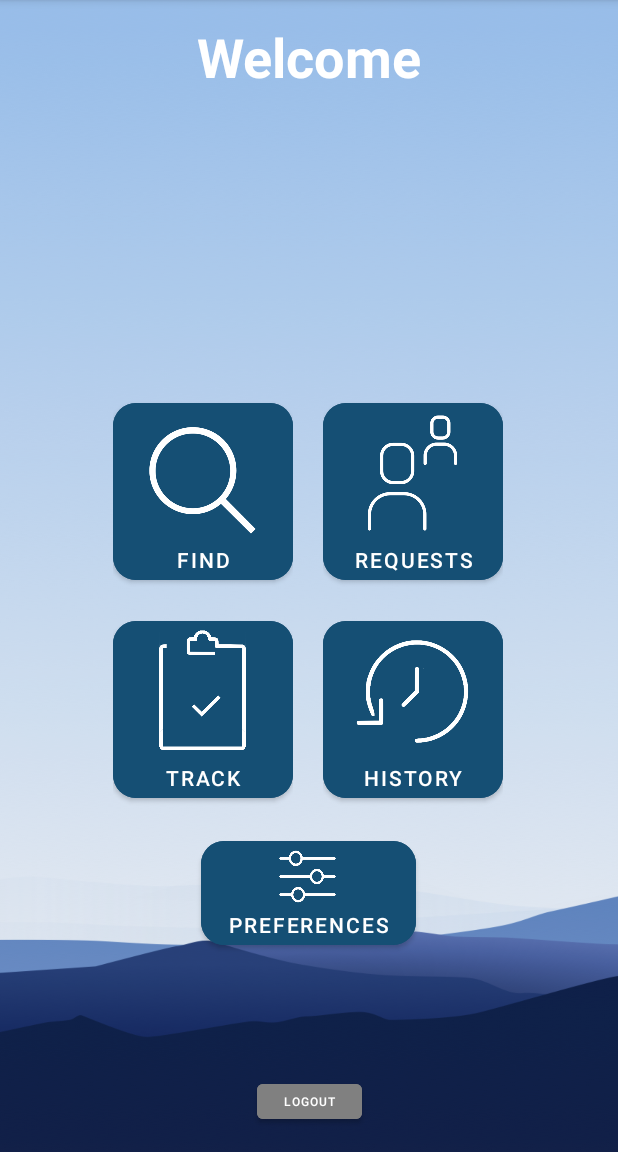
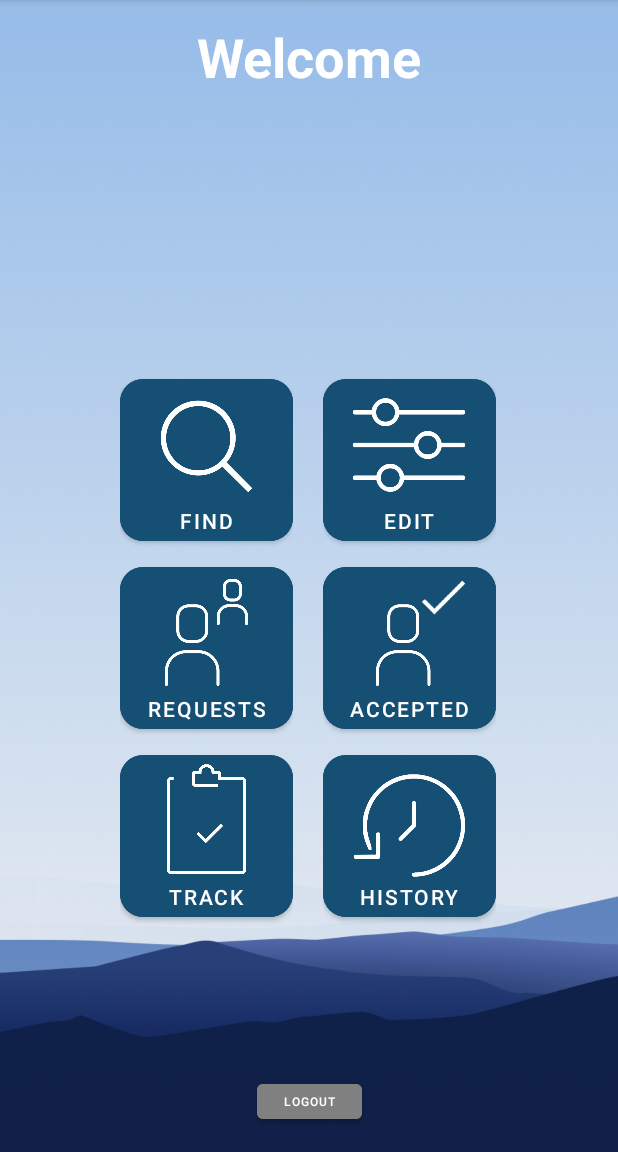
Before and after one commit to rafreitag/coen268-group1-app, an Android app: the HomeActivity screen opened directly, with no data from a screen before it, on a phone screen of 412 x 824 dp, the part 84-1236 px from its top. Run offline under Robolectric (Android 15) with nearby library versions, the phone set to English and light mode, and no system bars; our stand-ins replace Firebase (no records; nobody signed in at launch, a user with empty details on screens opened directly); 2 statements that could not run were skipped.

Commit message:
UI home page changes

```diff
--- a/FitnessMatch/app/src/main/res/layout/activity_home.xml
+++ b/FitnessMatch/app/src/main/res/layout/activity_home.xml
@@ -16,20 +16,6 @@
         app:layout_constraintStart_toStartOf="parent"
         app:layout_constraintTop_toTopOf="parent"
         app:srcCompat="@drawable/homepage_backdrop" />
-
-    <ImageView
-        android:id="@+id/settings_icon"
-        android:layout_width="50dp"
-        android:layout_height="55dp"
-        android:layout_marginBottom="156dp"
-        android:elevation="10dp"
-        android:scaleType="fitXY"
-        app:layout_constraintBottom_toBottomOf="parent"
-        app:layout_constraintEnd_toEndOf="parent"
-        app:layout_constraintHorizontal_bias="0.498"
-        app:layout_constraintStart_toStartOf="parent"
-        app:srcCompat="@drawable/preferences_icon"
-        tools:ignore="MissingConstraints" />
 
     <TextView
         android:id="@+id/tv_welcome"
@@ -71,9 +57,9 @@
 
     <LinearLayout
         android:id="@+id/linearLayout"
-        android:layout_width="298dp"
-        android:layout_height="327dp"
-        android:layout_marginBottom="204dp"
+        android:layout_width="294dp"
+        android:layout_height="447dp"
+        android:layout_marginBottom="112dp"
         android:gravity="center"
         android:orientation="vertical"
         app:layout_constraintBottom_toBottomOf="@+id/background"
@@ -84,7 +70,7 @@
         <LinearLayout
             android:layout_width="wrap_content"
             android:layout_height="wrap_content"
-            android:layout_marginBottom="15dp"
+            android:layout_marginBottom="5dp"
             android:orientation="horizontal">
 
             <FrameLayout
@@ -93,19 +79,20 @@
 
                 <Button
                     android:id="@+id/btn_matchList"
-                    android:layout_width="120dp"
-                    android:layout_height="130dp"
+                    android:layout_width="115dp"
+                    android:layout_height="120dp"
                     android:layout_gravity="top"
                     android:backgroundTint="#154F74"
                     android:gravity="bottom|center_horizontal"
                     android:onClick="matchList"
                     android:text="Find"
+                    android:textSize="14sp"
                     app:cornerRadius="15dp" />
 
                 <ImageView
                     android:id="@+id/find_icon"
                     android:layout_width="110dp"
-                    android:layout_height="95dp"
+                    android:layout_height="82dp"
                     android:layout_gravity="center|top"
                     android:layout_marginTop="10dp"
                     android:elevation="10dp"
@@ -120,30 +107,102 @@
                 android:layout_weight="1" />
 
             <FrameLayout
+                android:layout_width="wrap_content"
+                android:layout_height="wrap_content"
+                android:layout_weight="1">
+
+                <Button
+                    android:id="@+id/btn_preferences"
+                    android:layout_width="115dp"
+                    android:layout_height="120dp"
+                    android:layout_gravity="right|top"
+                    android:backgroundTint="@color/darkBlue"
+                    android:gravity="bottom|center_horizontal"
+                    android:onClick="updatePreferences"
+                    android:text="Edit"
+                    android:textSize="14sp"
+                    app:cornerRadius="15dp" />
+
+                <ImageView
+                    android:id="@+id/settings_icon"
+                    android:layout_width="100dp"
+                    android:layout_height="100dp"
+                    android:layout_gravity="center|top"
+                    android:elevation="10dp"
+                    android:scaleType="fitXY"
+                    app:srcCompat="@drawable/preferences_icon"
+                    tools:ignore="MissingConstraints" />
+
+            </FrameLayout>
+
+        </LinearLayout>
+
+        <LinearLayout
+            android:layout_width="wrap_content"
+            android:layout_height="wrap_content"
+            android:layout_marginBottom="5dp"
+            android:orientation="horizontal">
+
+            <FrameLayout
                 android:id="@+id/frame2"
                 android:layout_width="wrap_content"
                 android:layout_height="wrap_content">
 
                 <Button
                     android:id="@+id/btn_requests"
-                    android:layout_width="120dp"
-                    android:layout_height="130dp"
+                    android:layout_width="115dp"
+                    android:layout_height="120dp"
                     android:layout_gravity="center_horizontal|top"
                     android:backgroundTint="@color/darkBlue"
                     android:gravity="bottom|center_horizontal"
                     android:onClick="viewRequests"
                     android:text="Requests"
+                    android:textSize="14sp"
                     app:cornerRadius="15dp" />
 
                 <ImageView
                     android:id="@+id/request_icon"
                     android:layout_width="110dp"
-                    android:layout_height="85dp"
+                    android:layout_height="79dp"
                     android:layout_gravity="center|top"
                     android:layout_marginTop="10dp"
                     android:elevation="10dp"
                     app:srcCompat="@drawable/matches_icon" />
 
+            </FrameLayout>
+
+            <Space
+                android:layout_width="20dp"
+                android:layout_height="wrap_content"
+                android:layout_weight="1" />
+
+            <FrameLayout
+                android:layout_width="wrap_content"
+                android:layout_height="wrap_content"
+                android:layout_weight="1">
+
+                <Button
+                    android:id="@+id/btn_accepted"
+                    android:layout_width="115dp"
+                    android:layout_height="120dp"
+                    android:layout_weight="1"
+                    android:backgroundTint="@color/darkBlue"
+                    android:gravity="bottom|center_horizontal"
+                    android:text="Accepted"
+                    android:textSize="14sp"
+                    app:cornerRadius="15.0sp" />
+
+                <ImageView
+                    android:id="@+id/accepted_icon"
+                    android:layout_width="110dp"
+                    android:layout_height="79dp"
+                    android:layout_gravity="center|top"
+                    android:layout_marginLeft="5dp"
+                    android:layout_marginTop="10dp"
+                    android:elevation="10dp"
+                    android:tintMode="src_in"
+                    app:srcCompat="@drawable/accepted_icon"
+                    app:tint="@color/white" />
             </FrameLayout>
 
         </LinearLayout>
@@ -159,19 +218,20 @@
 
                 <Button
                     android:id="@+id/btn_progress"
-                    android:layout_width="120dp"
-                    android:layout_height="130dp"
+                    android:layout_width="115dp"
+                    android:layout_height="120dp"
                     android:layout_gravity="center_horizontal|top"
                     android:backgroundTint="@color/darkBlue"
                     android:gravity="bottom|center_horizontal"
                     android:onClick="progress"
                     android:text="Track"
+                    android:textSize="14sp"
                     app:cornerRadius="15dp" />
 
                 <ImageView
                     android:id="@+id/track_icon"
                     android:layout_width="110dp"
-                    android:layout_height="80dp"
+                    android:layout_height="73dp"
                     android:layout_gravity="center|top"
                     android:layout_marginTop="12dp"
                     android:elevation="10dp"
@@ -192,13 +252,14 @@
 
                 <Button
                     android:id="@+id/btn_history"
-                    android:layout_width="120dp"
-                    android:layout_height="130dp"
+                    android:layout_width="115dp"
+                    android:layout_height="120dp"
                     android:layout_gravity="center_horizontal|top"
                     android:backgroundTint="@color/darkBlue"
                     android:gravity="bottom|center_horizontal"
                     android:onClick="history"
                     android:text="History"
+                    android:textSize="14sp"
                     app:cornerRadius="15dp" />
 
                 <ImageView
@@ -220,22 +281,6 @@
     </LinearLayout>
 
     <Button
-        android:id="@+id/btn_preferences"
-        android:layout_width="143dp"
-        android:layout_height="81dp"
-        android:layout_gravity="center_horizontal"
-        android:layout_marginBottom="132dp"
-        android:backgroundTint="@color/darkBlue"
-        android:gravity="bottom|center_horizontal"
-        android:onClick="updatePreferences"
-        android:text="Preferences"
-        app:cornerRadius="15dp"
-        app:layout_constraintBottom_toBottomOf="@+id/background"
-        app:layout_constraintEnd_toEndOf="parent"
-        app:layout_constraintHorizontal_bias="0.498"
-        app:layout_constraintStart_toStartOf="parent" />
-
-    <Button
         android:id="@+id/btn_logout"
         android:layout_width="70dp"
         android:layout_height="35dp"
```
Also changed, not shown: FitnessMatch/app/src/main/res/drawable/accepted_icon.png (added).
